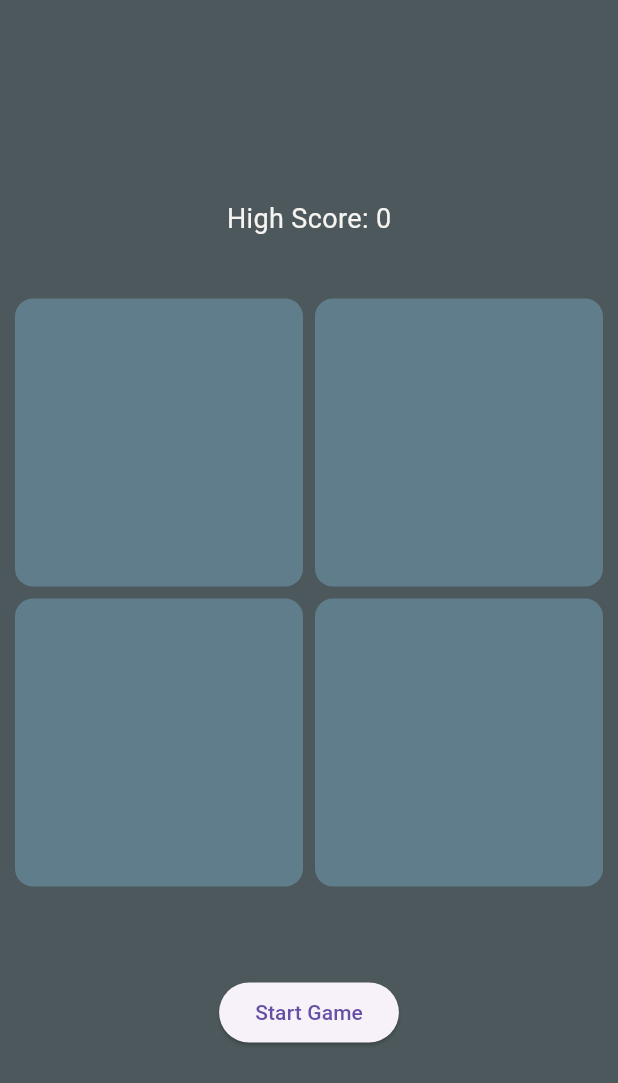
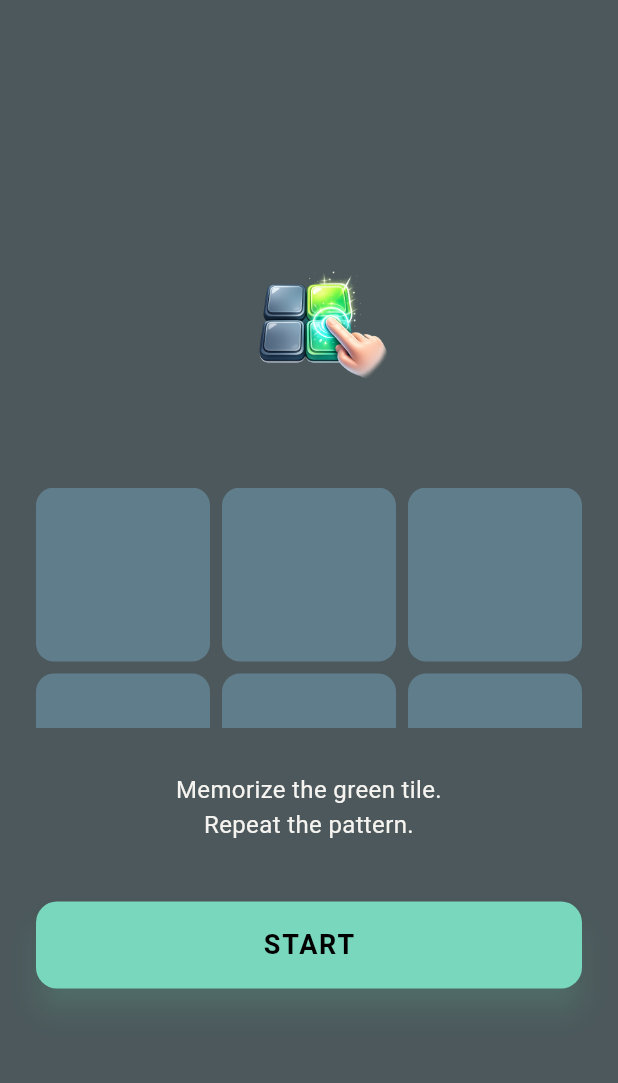
Before and after one commit to coins-fountain/flash_pattern, a Flutter app: the screen it shows after launch, on a phone screen of 412 x 824 dp. Shown: the top 1083 px of the screen. Run offline on Flutter 3.47's test engine with Material 3 defaults, Android fonts, the phone set to English and light mode, and no system bars; our stand-ins replace get, shared_preferences.

```diff
--- a/lib/core/constants/app_colors.dart
+++ b/lib/core/constants/app_colors.dart
@@ -6,4 +6,5 @@ class AppColors {
   static const tileActive =  Color(0xFF79D7BE);
   static const textPrimary = Colors.white;
   static const textSecondary =  Color(0xFFF6F4F0);
+  static const alertGameOver =  Color(0xFFFF4E4E);
 }
--- a/lib/features/game/view/game_screen.dart
+++ b/lib/features/game/view/game_screen.dart
@@ -44,13 +44,6 @@ class GameScreen extends GetView<GameController> {
                 ),
               );
             }),
-            const SizedBox(height: 40),
-            Obx(() => !controller.isGameStarted.value
-                ? ElevatedButton(
-              onPressed: controller.startGame,
-              child: const Text("Start Game"),
-            )
-                : const SizedBox())
           ],
         ),
       ),
--- /dev/null
+++ b/lib/features/game/view/intro_screen.dart
@@ -0,0 +1,165 @@
+import 'package:flash_pattern/core/constants/app_colors.dart';
+import 'package:flash_pattern/features/game/view/game_screen.dart';
+import 'package:flutter/material.dart';
+import 'package:get/get.dart';
+
+class IntroScreen extends StatefulWidget {
+  const IntroScreen({super.key});
+
+  @override
+  State<IntroScreen> createState() => _IntroScreenState();
+}
+
+class _IntroScreenState extends State<IntroScreen>
+    with SingleTickerProviderStateMixin {
+
+  late AnimationController _controller;
+  late Animation<double> _fade;
+  late Animation<double> _scale;
+  bool _isAnimating = true;
+  bool highlight = false;
+
+  @override
+  void initState() {
+    super.initState();
+
+    _controller = AnimationController(
+      vsync: this,
+      duration: const Duration(milliseconds: 1200),
+    );
+
+    _fade = Tween<double>(begin: 0, end: 1).animate(
+      CurvedAnimation(parent: _controller, curve: Curves.easeIn),
+    );
+
+    _scale = Tween<double>(begin: 0.8, end: 1).animate(
+      CurvedAnimation(parent: _controller, curve: Curves.easeOutBack),
+    );
+
+    _controller.forward();
+
+    Future.delayed(const Duration(milliseconds: 1500), () {
+      _startTileAnimation();
+    });
+  }
+
+  void _startTileAnimation() async {
+    while (_isAnimating && mounted) {
+
+      if (!mounted) break;
+      setState(() => highlight = true);
+
+      await Future.delayed(const Duration(milliseconds: 500));
+
+      if (!_isAnimating || !mounted) break;
+      setState(() => highlight = false);
+
+      await Future.delayed(const Duration(milliseconds: 800));
+    }
+  }
+
+  void _startGame() {
+    Get.off(
+          () => const GameScreen(),
+      transition: Transition.fadeIn,
+      duration: const Duration(milliseconds: 600),
+    );
+  }
+
+  @override
+  void dispose() {
+    _isAnimating = false;
+    _controller.dispose();
+    super.dispose();
+  }
+
+  Widget _demoGrid() {
+    return SizedBox(
+      height: 160,
+      child: GridView.builder(
+        itemCount: 9,
+        physics: const NeverScrollableScrollPhysics(),
+        gridDelegate: const SliverGridDelegateWithFixedCrossAxisCount(
+          crossAxisCount: 3,
+          crossAxisSpacing: 8,
+          mainAxisSpacing: 8,
+        ),
+        itemBuilder: (_, index) {
+          return AnimatedContainer(
+            duration: const Duration(milliseconds: 300),
+            decoration: BoxDecoration(
+              color: (index == 4 && highlight)
+                  ? AppColors.tileActive
+                  : AppColors.tileInactive,
+              borderRadius: BorderRadius.circular(12),
+            ),
+          );
+        },
+      ),
+    );
+  }
+
+  @override
+  Widget build(BuildContext context) {
+    return Scaffold(
+      backgroundColor: AppColors.background,
+      body: SafeArea(
+        child: FadeTransition(
+          opacity: _fade,
+          child: ScaleTransition(
+            scale: _scale,
+            child: Padding(
+              padding: const EdgeInsets.symmetric(horizontal: 24),
+              child: Column(
+                mainAxisAlignment: MainAxisAlignment.center,
+                children: [
+                  Image.asset(
+                    "assets/icon/icon_flash_pattern.png",
+                    height: 120,
+                  ),
+                  const SizedBox(height: 40),
+                  _demoGrid(),
+                  const SizedBox(height: 30),
+                  const Text(
+                    "Memorize the green tile.\nRepeat the pattern.",
+                    textAlign: TextAlign.center,
+                    style: TextStyle(
+                      color: AppColors.textSecondary,
+                      fontSize: 16,
+                    ),
+                  ),
+
+                  const SizedBox(height: 40),
+                  SizedBox(
+                    width: double.infinity,
+                    child: ElevatedButton(
+                      style: ElevatedButton.styleFrom(
+                        backgroundColor: AppColors.tileActive,
+                        padding: const EdgeInsets.symmetric(vertical: 16),
+                        shape: RoundedRectangleBorder(
+                          borderRadius: BorderRadius.circular(14),
+                        ),
+                        elevation: 8,
+                        shadowColor: AppColors.tileActive.withOpacity(0.5),
+                      ),
+                      onPressed: _startGame,
+                      child: const Text(
+                        "START",
+                        style: TextStyle(
+                          fontSize: 18,
+                          fontWeight: FontWeight.bold,
+                          letterSpacing: 1.2,
+                          color: Colors.black,
+                        ),
+                      ),
+                    ),
+                  )
+                ],
+              ),
+            ),
+          ),
+        ),
+      ),
+    );
+  }
+}
--- a/lib/main.dart
+++ b/lib/main.dart
@@ -1,4 +1,4 @@
-import 'package:flash_pattern/features/game/view/game_screen.dart';
+import 'package:flash_pattern/features/game/view/intro_screen.dart';
 import 'package:flutter/material.dart';
 import 'package:get/get.dart';
 import 'features/game/bindings/game_bindings.dart';
@@ -15,7 +15,7 @@ class MyApp extends StatelessWidget {
     return GetMaterialApp(
       debugShowCheckedModeBanner: false,
       initialBinding: GameBinding(),
-      home: GameScreen(),
+      home: const IntroScreen(),
     );
   }
 }
```
Also changed, not shown: lib/features/game/controllers/game_controller.dart (+108 -10 lines), lib/logic/game_engine.dart (+8 -2 lines), pubspec.yaml (+3 -4 lines), assets/icon/icon_flash_pattern.png (added).
